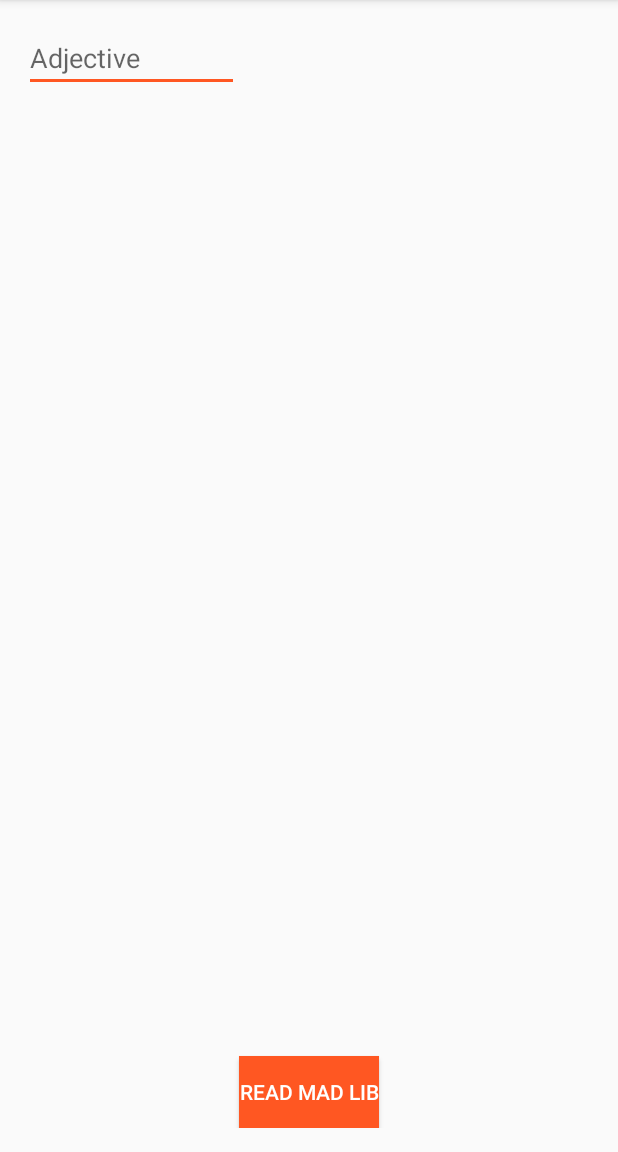
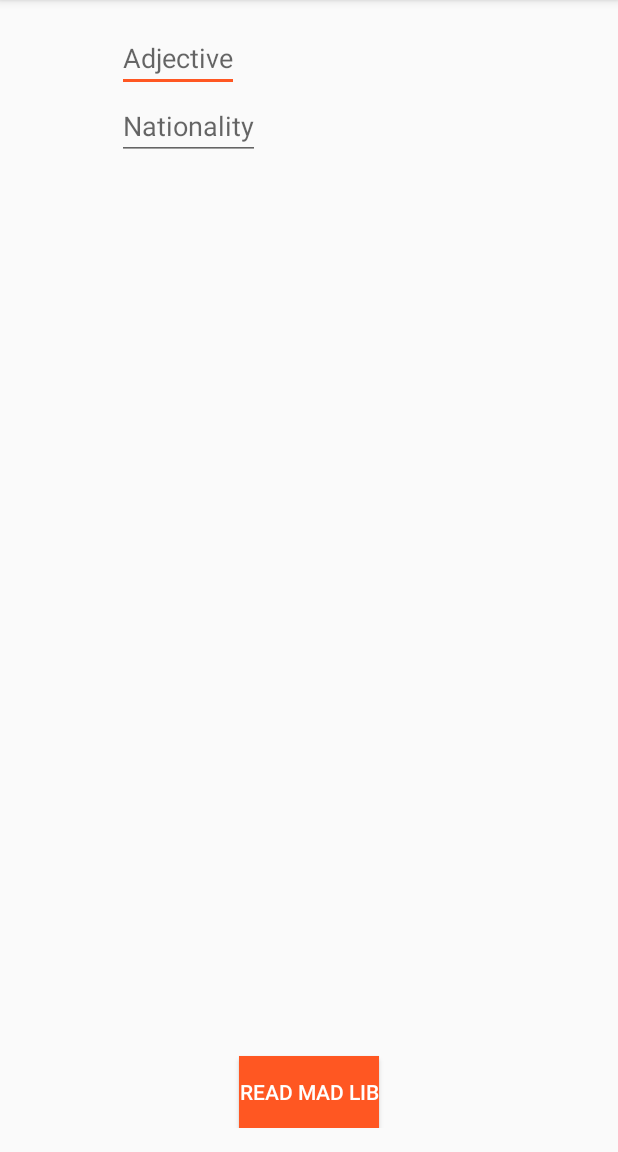
Before and after one commit to mikeschen/MadLibsAndroid, an Android app: the screen it shows after launch (MainActivity), on a phone screen of 412 x 824 dp, the part 84-1236 px from its top. Run offline under Robolectric (Android 15) with nearby library versions, the phone set to English and light mode, and no system bars.

Commit message:
adds second madlibs word

```diff
--- a/app/src/main/java/com/mikeschen/www/madlibs/MainActivity.java
+++ b/app/src/main/java/com/mikeschen/www/madlibs/MainActivity.java
@@ -10,9 +10,9 @@ import android.widget.EditText;
 import android.widget.Toast;
 
 public class MainActivity extends AppCompatActivity {
-    private static final String TAG = MainActivity.class.getSimpleName();
     private Button mReadMadLibButton;
     private EditText mAdjective1EditText;
+    private EditText mNationalityEditText;
 
     @Override
     protected void onCreate(Bundle savedInstanceState) {
@@ -20,14 +20,17 @@ public class MainActivity extends AppCompatActivity {
         setContentView(R.layout.activity_main);
 
         mAdjective1EditText = (EditText) findViewById(R.id.adjective1EditText);
+        mNationalityEditText = (EditText) findViewById(R.id.nationalityEditText);
         mReadMadLibButton = (Button) findViewById(R.id.readMadLibButton);
         mReadMadLibButton.setOnClickListener(new View.OnClickListener()
         {
             @Override
             public void onClick(View v) {
                 String adjective1 = mAdjective1EditText.getText().toString();
-                Log.d(TAG, adjective1);
+                String nationality = mNationalityEditText.getText().toString();
                 Intent intent = new Intent(MainActivity.this, MadLibActivity.class);
+                intent.putExtra("adjective1", adjective1);
+                intent.putExtra("nationality", nationality);
                 startActivity(intent);
             }
         });
--- a/app/src/main/res/layout/activity_main.xml
+++ b/app/src/main/res/layout/activity_main.xml
@@ -23,11 +23,17 @@
         android:layout_width="wrap_content"
         android:layout_height="wrap_content"
         android:id="@+id/adjective1EditText"
+        android:hint="Adjective"
         android:layout_alignParentTop="true"
-        android:layout_alignParentLeft="true"
-        android:layout_alignParentStart="true"
         android:layout_toLeftOf="@+id/readMadLibButton"
-        android:layout_toStartOf="@+id/readMadLibButton"
-        android:hint="Adjective"
-        />
+        android:layout_toStartOf="@+id/readMadLibButton" />
+
+    <EditText
+        android:layout_width="wrap_content"
+        android:layout_height="wrap_content"
+        android:id="@+id/nationalityEditText"
+        android:hint="Nationality"
+        android:layout_below="@+id/adjective1EditText"
+        android:layout_alignLeft="@+id/adjective1EditText"
+        android:layout_alignStart="@+id/adjective1EditText" />
 </RelativeLayout>
```
Also changed, not shown: app/src/main/java/com/mikeschen/www/madlibs/MadLibActivity.java (+10 -0 lines), app/src/main/res/layout/activity_mad_lib.xml (+10 -0 lines).
